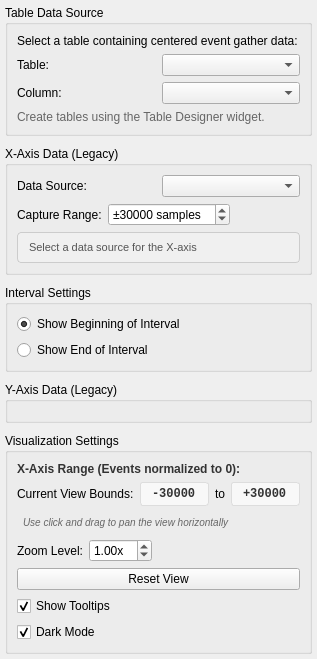
This is src/WhiskerToolbox/Analysis_Dashboard/Widgets/EventPlotWidget/EventPlotPropertiesWidget.ui in paulmthompson/WhiskerToolbox as Qt 5 draws it before an edit. The edited form follows.
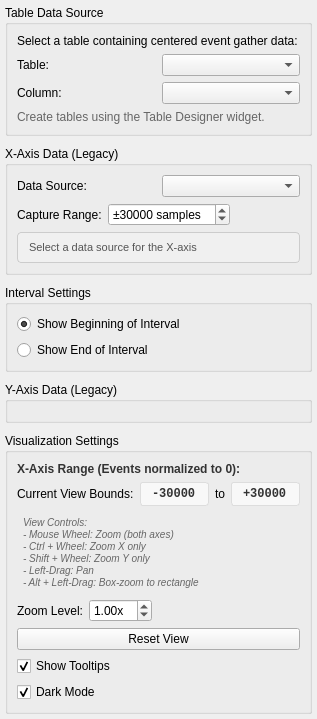
This is the edited form. Custom widgets are drawn as their Qt base class.

Commit message: added instructions for using view manipulation

Diff of the .ui file:
```diff
--- a/src/WhiskerToolbox/Analysis_Dashboard/Widgets/EventPlotWidget/EventPlotPropertiesWidget.ui
+++ b/src/WhiskerToolbox/Analysis_Dashboard/Widgets/EventPlotWidget/EventPlotPropertiesWidget.ui
@@ -330,7 +330,12 @@
       <item>
        <widget class="QLabel" name="pan_hint_label">
         <property name="text">
-         <string>Use click and drag to pan the view horizontally</string>
+         <string>View Controls:
+- Mouse Wheel: Zoom (both axes)
+- Ctrl + Wheel: Zoom X only
+- Shift + Wheel: Zoom Y only
+- Left-Drag: Pan
+- Alt + Left-Drag: Box-zoom to rectangle</string>
         </property>
         <property name="styleSheet">
          <string notr="true">QLabel { 
```
The commit also changes 4 other files.
